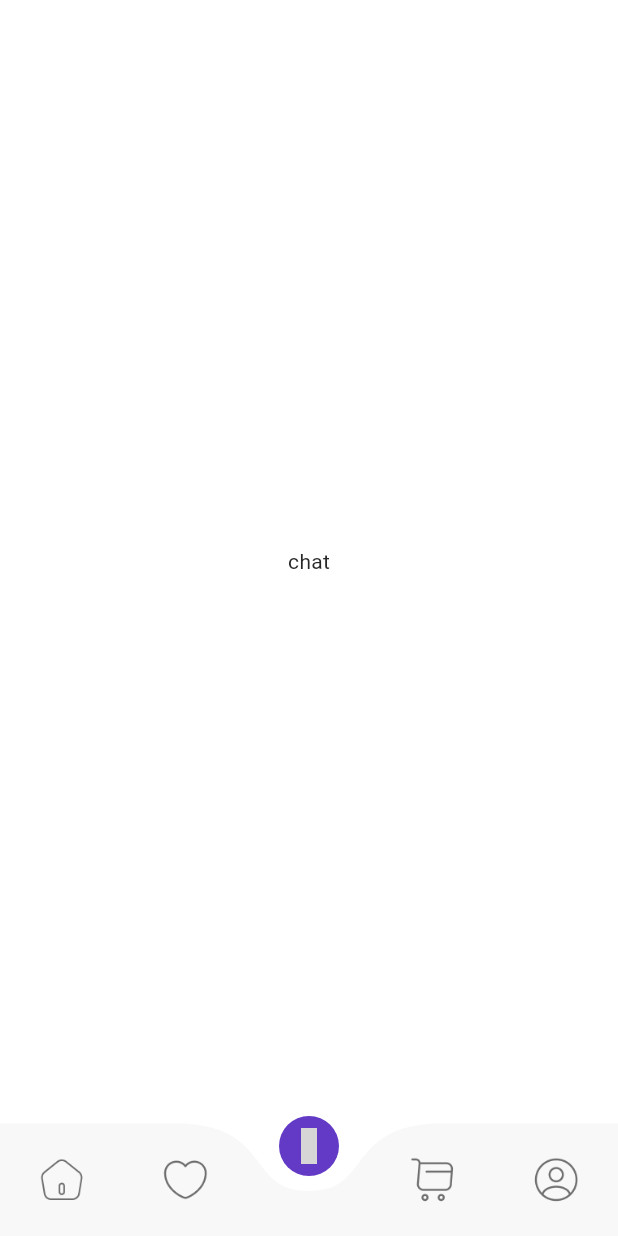
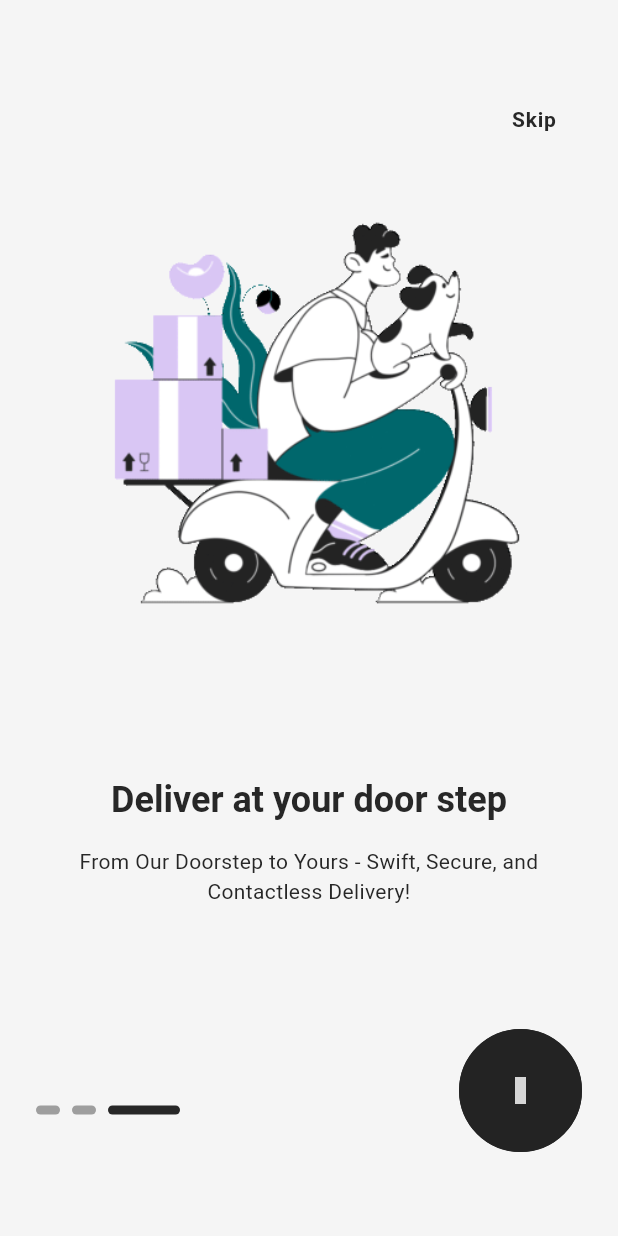
Before and after one commit to KarimmYasser/Slash-Fashion-Assistant-App, a Flutter app: the screen it shows after launch, swiped to page 3, on a phone screen of 412 x 824 dp. Run offline on Flutter 3.47's test engine with Material 3 defaults, Android fonts, the phone set to English and light mode, and no system bars; drawn by our look-alikes of curved_navigation_bar, smooth_page_indicator; our stand-ins replace flutter_screenutil, get, iconsax; Roboto replaces fonts that are missing (Urbanist); grey boxes are pictures that could not be loaded.

Commit message:
✨ Add OnBoarding Screen

```diff
--- a/lib/main.dart
+++ b/lib/main.dart
@@ -1,6 +1,6 @@
 // import 'package:fashion_assistant/screens/home_screen.dart';
 // import 'package:fashion_assistant/screens/total_screen.dart';
-import 'package:fashion_assistant/screens/total_screen.dart';
+import 'package:fashion_assistant/screens/authentication/onboarding.dart';
 
 import 'package:flutter/material.dart';
 import 'package:fashion_assistant/utils/theme/theme.dart';
@@ -21,7 +21,7 @@ class FashionAssistant extends StatelessWidget {
         minTextAdapt: true,
         builder: (context, child) {
           return GetMaterialApp(
-            home: const TotalScreens(),
+            home: const OnboardingScreen(),
             theme: SAppTheme.lightTheme,
           );
         });
--- /dev/null
+++ b/lib/screens/authentication/onboarding.dart
@@ -0,0 +1,57 @@
+import 'package:fashion_assistant/screens/authentication/controllers.onboarding/onboarding_controller.dart';
+import 'package:flutter/material.dart';
+import 'package:get/get.dart';
+
+import '../../widgets/onboarding_page/onboarding_dot_navigation.dart';
+import '../../widgets/onboarding_page/onboarding_next_button.dart';
+import '../../widgets/onboarding_page/onboarding_page.dart';
+import '../../widgets/onboarding_page/onboarding_skip.dart';
+
+class OnboardingScreen extends StatelessWidget {
+  const OnboardingScreen({super.key});
+
+  @override
+  Widget build(BuildContext context) {
+    final controller = Get.put(OnboardingController());
+    return Scaffold(
+      body: Stack(
+        children: [
+          PageView(
+            controller: controller.pageController,
+            onPageChanged: controller.updatePageIndicator,
+            children: const [
+              OnBoardingPage(
+                image: onBoardingImage1,
+                headlineText: "Choose your product",
+                bodyText:
+                    "Welcome to a World of Limitless Choices - Your Perfect Product Awaits!",
+              ),
+              OnBoardingPage(
+                image: onBoardingImage2,
+                headlineText: "Select Payment Method",
+                bodyText:
+                    "For Seamless Transactions, Choose Your Payment Path - Your Convenience, Our Priority!",
+              ),
+              OnBoardingPage(
+                image: onBoardingImage3,
+                headlineText: "Deliver at your door step",
+                bodyText:
+                    "From Our Doorstep to Yours - Swift, Secure, and Contactless Delivery!",
+              ),
+            ],
+          ),
+          const OnBoardingSkip(),
+          const OnBoardingDotNavigation(),
+          const OnBoardingNextButton(),
+        ],
+      ),
+    );
+  }
+}
+
+const String onBoardingImage1 =
+    "assets/onboarding_images/sammy-line-searching.gif";
+const String onBoardingImage2 =
+    "assets/onboarding_images/sammy-line-shopping.gif";
+const String onBoardingImage3 =
+    "assets/onboarding_images/sammy-line-delivery.gif";
--- a/lib/screens/authentication/terms_conditons.dart
+++ b/lib/screens/authentication/terms_conditons.dart
@@ -11,7 +11,7 @@ class TermsAndConditions extends StatefulWidget {
 }
 
 class _TermsAndConditionsState extends State<TermsAndConditions> {
-  bool _isTermsAndConditionsChecked = true;
+  bool _isTermsAndConditionsChecked = false;
 
   @override
   Widget build(BuildContext context) {
--- /dev/null
+++ b/lib/widgets/onboarding_page/onboarding_dot_navigation.dart
@@ -0,0 +1,29 @@
+import 'package:fashion_assistant/screens/authentication/controllers.onboarding/onboarding_controller.dart';
+import 'package:flutter/material.dart';
+import 'package:smooth_page_indicator/smooth_page_indicator.dart';
+
+import '../../constants.dart';
+import '../../utils/device/device_utility.dart';
+
+class OnBoardingDotNavigation extends StatelessWidget {
+  const OnBoardingDotNavigation({super.key});
+
+  @override
+  Widget build(BuildContext context) {
+    final controller = OnboardingController.instance;
+    return Positioned(
+      bottom: DeviceUtils.getBottomNavigationBarHeight() + 25,
+      left: Sizes.defaultSpace,
+      child: SmoothPageIndicator(
+        controller: controller.pageController,
+        onDotClicked: controller.dotNavigationClick,
+        count: 3,
+        effect: const ExpandingDotsEffect(
+          dotHeight: 6,
+          activeDotColor: OurColors.dark,
+          dotColor: Colors.grey,
+        ),
+      ),
+    );
+  }
+}
--- /dev/null
+++ b/lib/widgets/onboarding_page/onboarding_next_button.dart
@@ -0,0 +1,29 @@
+import 'package:flutter/material.dart';
+import 'package:iconsax/iconsax.dart';
+
+import '../../constants.dart';
+import '../../screens/authentication/controllers.onboarding/onboarding_controller.dart';
+import '../../utils/device/device_utility.dart';
+
+class OnBoardingNextButton extends StatelessWidget {
+  const OnBoardingNextButton({
+    super.key,
+  });
+
+  @override
+  Widget build(BuildContext context) {
+    return Positioned(
+      bottom: DeviceUtils.getBottomNavigationBarHeight(),
+      right: Sizes.defaultSpace,
+      child: ElevatedButton(
+        style: ElevatedButton.styleFrom(
+            shape: const CircleBorder(),
+            backgroundColor: OurColors.black,
+            padding: const EdgeInsets.all(Sizes.iconLg),
+            side: const BorderSide(color: OurColors.black)),
+        onPressed: () => OnboardingController.instance.nextPage(),
+        child: const Icon(Iconsax.arrow_right_3),
+      ),
+    );
+  }
+}
--- /dev/null
+++ b/lib/widgets/onboarding_page/onboarding_page.dart
@@ -0,0 +1,44 @@
+import 'package:flutter/material.dart';
+
+import '../../constants.dart';
+import '../../utils/helpers/helper_functions.dart';
+
+class OnBoardingPage extends StatelessWidget {
+  const OnBoardingPage({
+    super.key,
+    required this.image,
+    required this.headlineText,
+    required this.bodyText,
+  });
+
+  final String image;
+  final String headlineText;
+  final String bodyText;
+
+  @override
+  Widget build(BuildContext context) {
+    return Padding(
+      padding: const EdgeInsets.all(Sizes.defaultSpace),
+      child: Column(
+        children: [
+          Image(
+            width: HelperFunctions.screenWidth() * 0.8,
+            height: HelperFunctions.screenHeight() * 0.6,
+            image: AssetImage(image),
+          ),
+          Text(
+            headlineText,
+            style: Theme.of(context).textTheme.headlineLarge,
+            textAlign: TextAlign.center,
+          ),
+          const SizedBox(height: Sizes.spaceBtwItems),
+          Text(
+            bodyText,
+            style: Theme.of(context).textTheme.bodyMedium,
+            textAlign: TextAlign.center,
+          ),
+        ],
+      ),
+    );
+  }
+}
--- /dev/null
+++ b/lib/widgets/onboarding_page/onboarding_skip.dart
@@ -0,0 +1,23 @@
+import 'package:fashion_assistant/screens/authentication/controllers.onboarding/onboarding_controller.dart';
+import 'package:flutter/material.dart';
+
+import '../../constants.dart';
+import '../../utils/device/device_utility.dart';
+
+class OnBoardingSkip extends StatelessWidget {
+  const OnBoardingSkip({
+    super.key,
+  });
+
+  @override
+  Widget build(BuildContext context) {
+    return Positioned(
+      top: DeviceUtils.getAppBarHeight(),
+      right: Sizes.defaultSpace,
+      child: TextButton(
+        onPressed: () => OnboardingController.instance.skipPage(),
+        child: Text('Skip', style: Theme.of(context).textTheme.bodyLarge),
+      ),
+    );
+  }
+}
--- a/pubspec.yaml
+++ b/pubspec.yaml
@@ -41,6 +41,10 @@ dependencies:
   insta_image_viewer: ^1.0.4
   iconsax: ^0.0.8
   get: ^4.6.6
+  smooth_page_indicator: ^1.2.0
+  intl: ^0.19.0
+  http: ^1.2.2
+  url_launcher: ^6.3.1
 
 dev_dependencies:
   flutter_test:
@@ -68,6 +72,7 @@ flutter:
   assets:
     - assets/icons/
     - assets/logo/
+    - assets/onboarding_images/
 
 
   # An image asset can refer to one or more resolution-specific "variants", see
```
Also changed, not shown: lib/screens/authentication/controllers.onboarding/onboarding_controller.dart (added, +36 -0 lines), lib/screens/authentication/login_screen.dart (+26 -6 lines), lib/utils/device/device_utility.dart (added, +124 -0 lines), lib/utils/helpers/helper_functions.dart (added, +113 -0 lines), lib/utils/http/http_client.dart (added, +47 -0 lines), lib/widgets/rounded_container.dart (added, +47 -0 lines), assets/onboarding_images/sammy-line-delivery.gif (added), assets/onboarding_images/sammy-line-no-connection.gif (added), assets/onboarding_images/sammy-line-searching.gif (added), assets/onboarding_images/sammy-line-shopping.gif (added), pubspec.lock, 6 other files.
